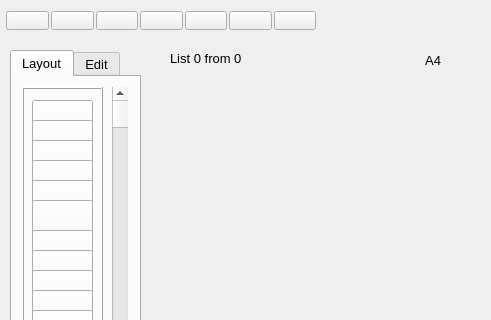
viktand/vap4, file mainwindow.ui: the form before one commit; both pictures show x 0 to 491 and y 0 to 320 of the 582 by 642 pixel window.
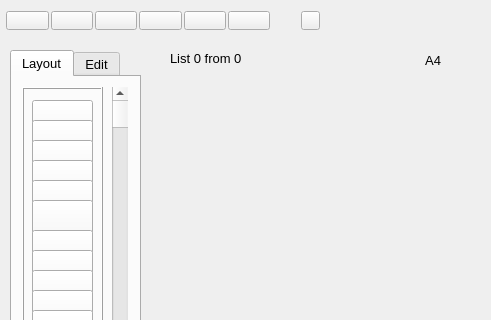
The form after the commit. The open tabs and pages were chosen to show the change. Icons and pictures are not drawn.

```diff
--- a/mainwindow.ui
+++ b/mainwindow.ui
@@ -37,7 +37,7 @@
      <rect>
       <x>0</x>
       <y>0</y>
-      <width>327</width>
+      <width>281</width>
       <height>41</height>
      </rect>
     </property>
@@ -150,23 +150,6 @@
        </property>
       </widget>
      </item>
-     <item>
-      <widget class="QPushButton" name="pushButton_6">
-       <property name="text">
-        <string/>
-       </property>
-       <property name="icon">
-        <iconset resource="res.qrc">
-         <normaloff>:/new/prefix1/clip</normaloff>:/new/prefix1/clip</iconset>
-       </property>
-       <property name="iconSize">
-        <size>
-         <width>32</width>
-         <height>32</height>
-        </size>
-       </property>
-      </widget>
-     </item>
     </layout>
    </widget>
    <widget class="QFrame" name="sheet">
@@ -995,6 +978,35 @@
      </widget>
     </widget>
    </widget>
+   <widget class="QWidget" name="horizontalLayoutWidget_2">
+    <property name="geometry">
+     <rect>
+      <x>290</x>
+      <y>0</y>
+      <width>41</width>
+      <height>41</height>
+     </rect>
+    </property>
+    <layout class="QHBoxLayout" name="horizontalLayout_2">
+     <item>
+      <widget class="QPushButton" name="pushButton_6">
+       <property name="text">
+        <string/>
+       </property>
+       <property name="icon">
+        <iconset resource="res.qrc">
+         <normaloff>:/new/prefix1/clip</normaloff>:/new/prefix1/clip</iconset>
+       </property>
+       <property name="iconSize">
+        <size>
+         <width>32</width>
+         <height>32</height>
+        </size>
+       </property>
+      </widget>
+     </item>
+    </layout>
+   </widget>
    <zorder>list</zorder>
    <zorder>horizontalLayoutWidget</zorder>
    <zorder>sheet</zorder>
```
Left out of the diff: 3 changed lines with no effect on the pictures.
